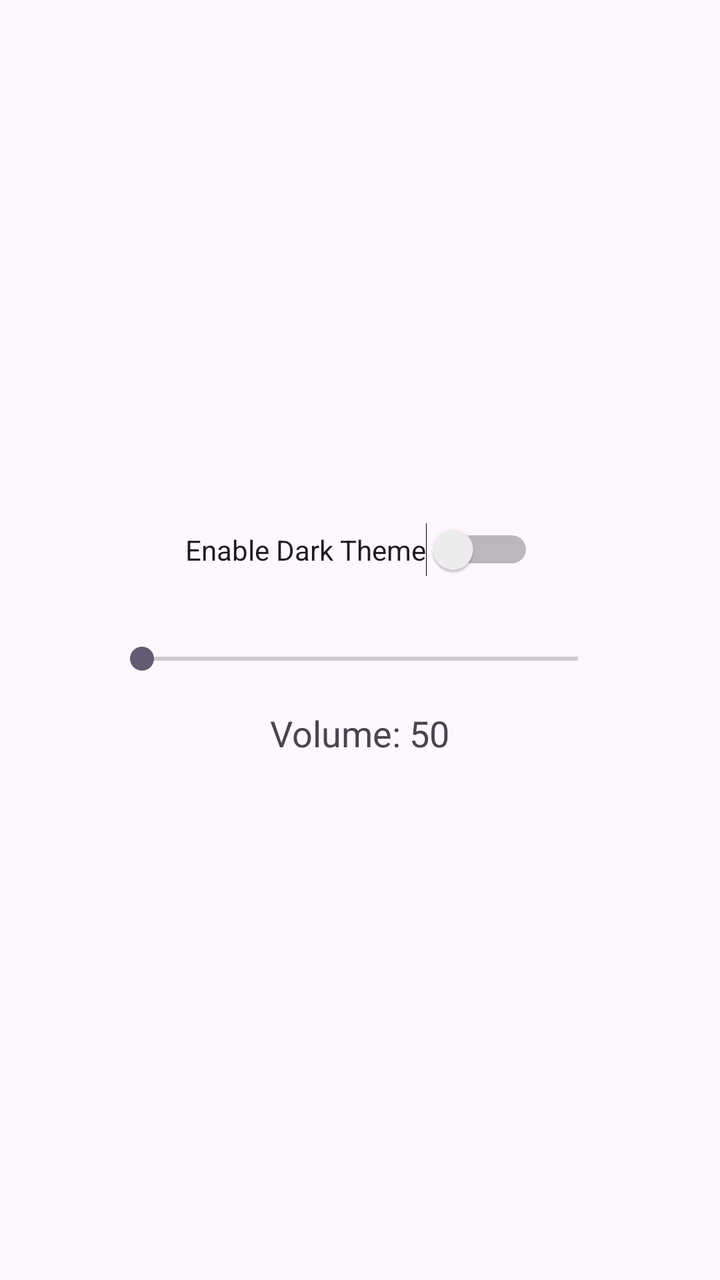
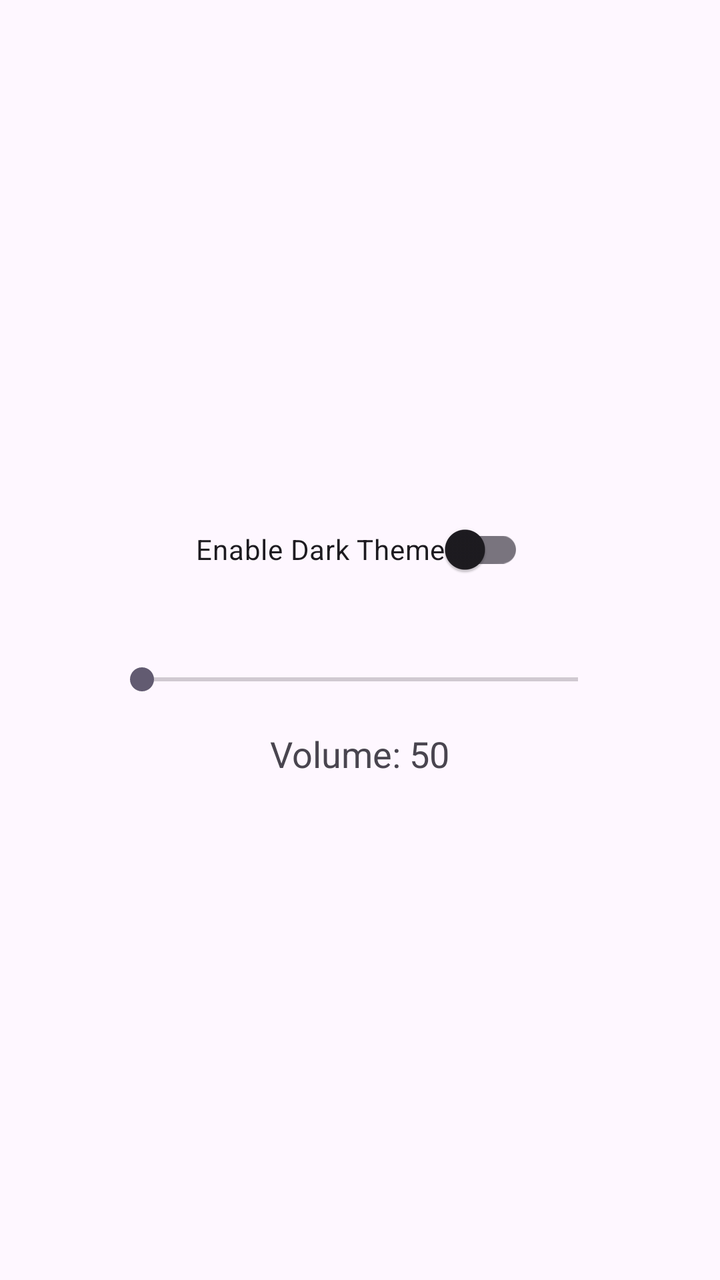

Two renders of the same Android screen: before a commit and after it. Below are the layout's source before the change and the commit's diff.
<!-- AndroidManifest.xml: application theme Theme.SmartInfoHub -->
<!-- res/layout/fragment_info.xml -->
<?xml version="1.0" encoding="utf-8"?>
<LinearLayout xmlns:android="http://schemas.android.com/apk/res/android"
    android:orientation="vertical"
    android:padding="24dp"
    android:gravity="center"
    android:layout_width="match_parent"
    android:layout_height="match_parent">

    <Switch
        android:id="@+id/theme_switch"
        android:layout_width="wrap_content"
        android:layout_height="wrap_content"
        android:text="Enable Dark Theme" />

    <SeekBar
        android:id="@+id/volume_seekbar"
        android:layout_width="250dp"
        android:layout_height="wrap_content"
        android:layout_marginTop="32dp"
        android:max="100" />

    <TextView
        android:id="@+id/volume_value"
        android:layout_width="wrap_content"
        android:layout_height="wrap_content"
        android:text="Volume: 50"
        android:layout_marginTop="16dp"
        android:textSize="18sp" />
</LinearLayout>
<!-- resources referenced by this layout -->
<resources>
  <style name="Theme.SmartInfoHub" parent="Base.Theme.SmartInfoHub" />
  <style name="Base.Theme.SmartInfoHub" parent="Theme.Material3.DayNight.NoActionBar">
          
          
      </style>
</resources>

<!-- the commit's change to res/layout/fragment_info.xml (unified diff, before → after) -->
@@ -6,11 +6,11 @@
     android:layout_width="match_parent"
     android:layout_height="match_parent">
 
-    <Switch
+    <androidx.appcompat.widget.SwitchCompat
         android:id="@+id/theme_switch"
         android:layout_width="wrap_content"
         android:layout_height="wrap_content"
-        android:text="Enable Dark Theme" />
+        android:text="@string/enable_dark_theme" />
 
     <SeekBar
         android:id="@+id/volume_seekbar"
@@ -23,7 +23,7 @@
         android:id="@+id/volume_value"
         android:layout_width="wrap_content"
         android:layout_height="wrap_content"
-        android:text="Volume: 50"
+        android:text="@string/volume_50"
         android:layout_marginTop="16dp"
         android:textSize="18sp" />
 </LinearLayout>
<!-- resource entries referenced after the edit -->
@@ -1,5 +1,7 @@
 <!-- resources referenced by this layout -->
 <resources>
+  <string name="enable_dark_theme">Enable Dark Theme</string>
+  <string name="volume_50">Volume: 50</string>
   <style name="Theme.SmartInfoHub" parent="Base.Theme.SmartInfoHub" />
   <style name="Base.Theme.SmartInfoHub" parent="Theme.Material3.DayNight.NoActionBar">
           
